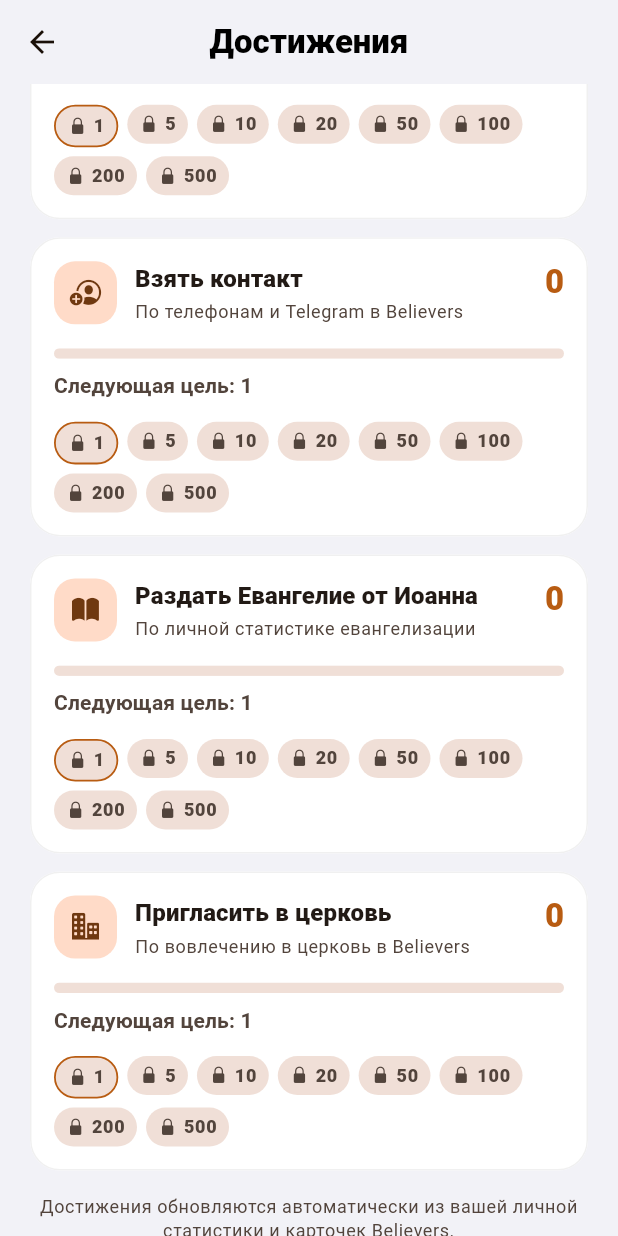
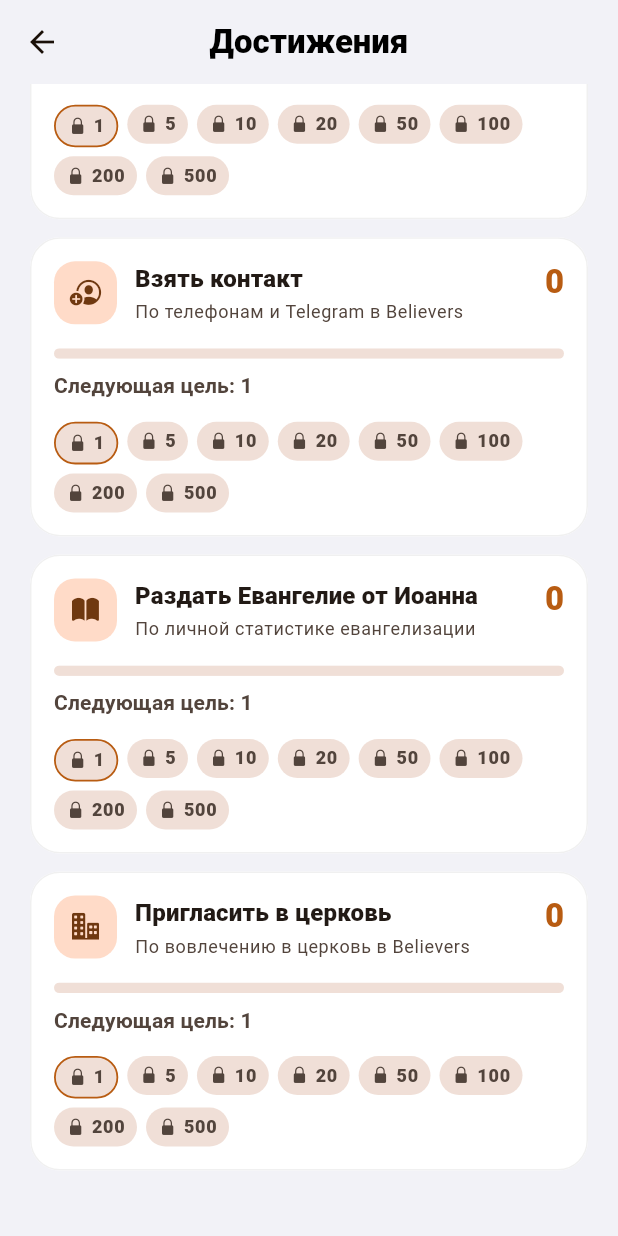
Before and after one commit to arkhann00/time_to_go_app, a Flutter app: the _AchievementsPage screen opened directly with empty values, scrolled down 762 dp, on a phone screen of 412 x 824 dp. Run offline on Flutter 3.47's test engine with Material 3 defaults, Android fonts, the phone set to English and light mode, and no system bars; our stand-ins replace firebase_core, firebase_messaging, flutter_local_notifications, flutter_map, flutter_timezone, geolocator and 3 more; accounts and stored records are empty; network calls fail.

Commit message:
уведомления исправления багов и достижения

```diff
--- a/lib/presentation/profile.dart
+++ b/lib/presentation/profile.dart
@@ -1669,17 +1669,6 @@ class _AchievementsPage extends StatelessWidget {
                 ),
               ),
             ),
-            const SizedBox(height: 4),
-            Text(
-              _isRussian
-                  ? 'Достижения обновляются автоматически из вашей личной статистики и карточек Believers.'
-                  : 'Achievements update automatically from your personal statistics and Believers records.',
-              textAlign: TextAlign.center,
-              style: theme.textTheme.bodySmall?.copyWith(
-                color: colors.onSurfaceVariant,
-                height: 1.35,
-              ),
-            ),
           ],
         ),
       ),
```
